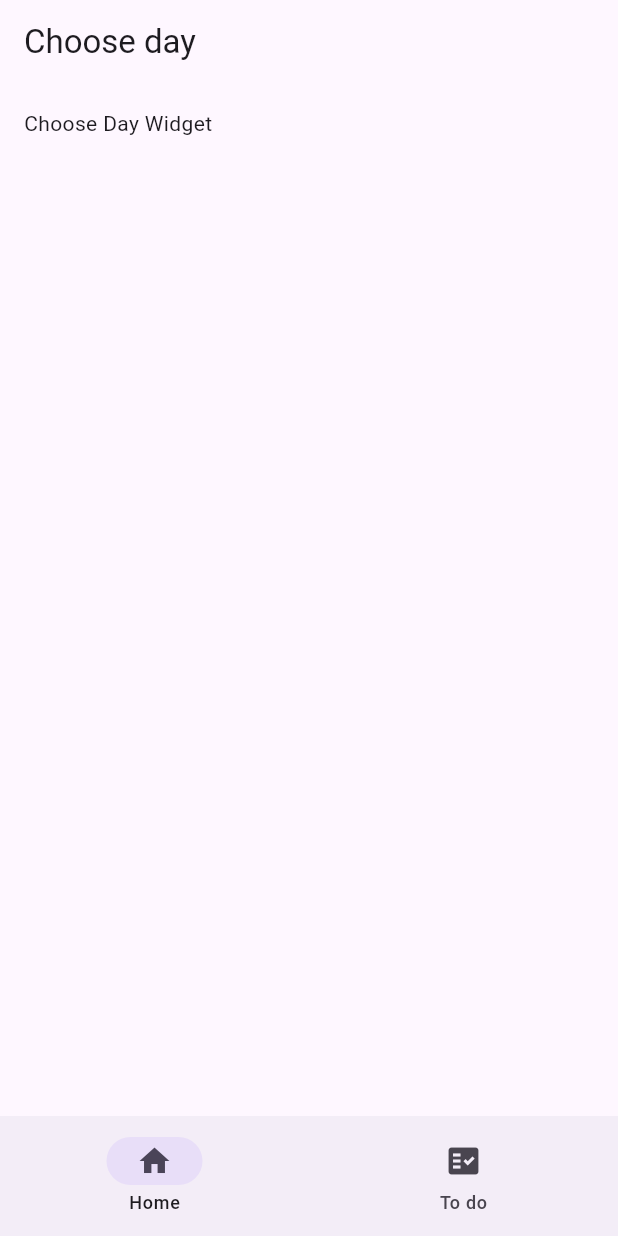
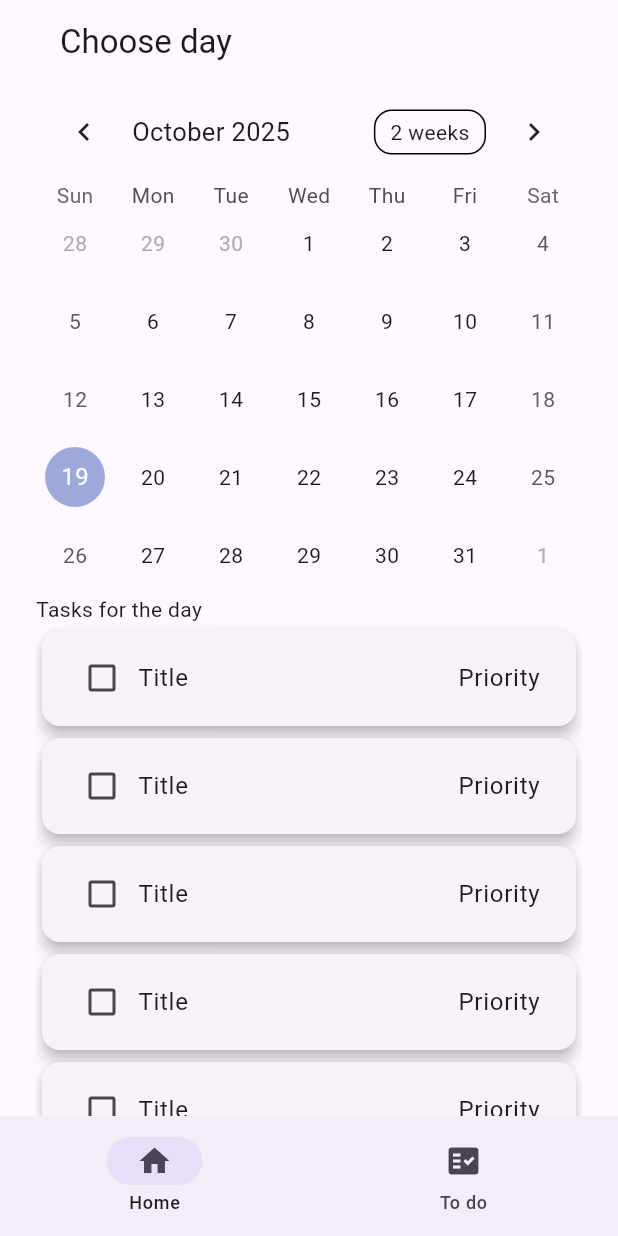
Before and after one commit to 24bartixx/whenly-planner, a Flutter app: the screen it shows after launch, on a phone screen of 412 x 824 dp. Run offline on Flutter 3.47's test engine with Material 3 defaults, Android fonts, the phone set to English and light mode, and no system bars; drawn by our look-alikes of table_calendar; our stand-ins replace go_router.

Commit message:
feat: home view scheme

```diff
--- /dev/null
+++ b/lib/config/ui_config.dart
@@ -0,0 +1,7 @@
+abstract class AppPaddings {
+  static const double tiny = 4.0;
+  static const double small = 8.0;
+  static const double medium = 12.0;
+  static const double big = 16.0;
+  static const double large = 24.0;
+}
--- a/lib/features/home/home_view.dart
+++ b/lib/features/home/home_view.dart
@@ -1,6 +1,8 @@
 import 'package:flutter/material.dart';
+import 'package:whenly_planner/config/ui_config.dart';
 import 'package:whenly_planner/features/home/widgets/sliver_choose_day.dart';
-import 'package:whenly_planner/l10n/app_localizations.dart';
+import 'package:whenly_planner/features/home/widgets/task_tile.dart';
+import 'package:whenly_planner/utils/context_extensions.dart';
 
 class HomeView extends StatelessWidget {
   HomeView({super.key});
@@ -9,19 +11,35 @@ class HomeView extends StatelessWidget {
     {"title": "Task 1"},
     {"title": "Task 2"},
     {"title": "Task 3"},
+    {"title": "Task 3"},
+    {"title": "Task 3"},
+    {"title": "Task 3"},
+    {"title": "Task 3"},
+    {"title": "Task 3"},
   ];
 
   @override
   Widget build(BuildContext context) {
     return Scaffold(
-      body: CustomScrollView(
+      body: Padding(
+        padding: const EdgeInsets.symmetric(horizontal: AppPaddings.large),
+        child: CustomScrollView(
           slivers: [
             SliverAppBar(
-            title: Text(AppLocalizations.of(context)!.choose_day),
+              title: Text(context.l10n.home_choose_day),
+              centerTitle: false,
               floating: true,
             ),
             SliverChooseDay(),
+            SliverToBoxAdapter(child: Text(context.l10n.home_tasks_for_day)),
+            SliverList.builder(
+              itemBuilder: (BuildContext context, int index) {
+                return TaskTile();
+              },
+              itemCount: mockTasks.length,
+            ),
           ],
+        ),
       ),
     );
   }
--- a/lib/features/home/widgets/sliver_choose_day.dart
+++ b/lib/features/home/widgets/sliver_choose_day.dart
@@ -1,12 +1,17 @@
 import 'package:flutter/material.dart';
+import 'package:table_calendar/table_calendar.dart';
 
 class SliverChooseDay extends StatelessWidget {
   const SliverChooseDay({super.key});
 
   @override
   Widget build(BuildContext context) {
-    return SliverPadding(padding: EdgeInsets.all(16.0), sliver: SliverToBoxAdapter(
-      child: Text("Choose Day Widget"),
-    ));
+    return SliverToBoxAdapter(
+      child: TableCalendar(
+        firstDay: DateTime.utc(2010, 10, 16),
+        lastDay: DateTime.utc(2030, 3, 14),
+        focusedDay: DateTime.now(),
+      ),
+    );
   }
 }
--- /dev/null
+++ b/lib/features/home/widgets/task_tile.dart
@@ -0,0 +1,23 @@
+import 'package:flutter/material.dart';
+
+class TaskTile extends StatelessWidget {
+  const TaskTile({super.key});
+
+  @override
+  Widget build(BuildContext context) {
+    debugPrint("Building TaskTile");
+    return Card(
+      elevation: 4,
+      child: ListTile(
+        title: Row(
+          children: [
+            Checkbox(value: false, onChanged: (_) {}),
+            Text("Title"),
+            Spacer(),
+            Text("Priority"),
+          ],
+        ),
+      ),
+    );
+  }
+}
--- a/lib/l10n/app_en.arb
+++ b/lib/l10n/app_en.arb
@@ -1,6 +1,10 @@
 {
-  "choose_day": "Choose day",
-  "@choose_day": {
+  "home_choose_day": "Choose day",
+  "@home_choose_day": {
     "description": "Short title shown at the top of the day-picker"
+  },
+  "home_tasks_for_day": "Tasks for the day",
+  "@home_tasks_for_day": {
+    "description": "Title for the day's tasks"
   }
 }
--- a/lib/l10n/app_localizations.dart
+++ b/lib/l10n/app_localizations.dart
@@ -98,7 +98,13 @@ abstract class AppLocalizations {
   ///
   /// In en, this message translates to:
   /// **'Choose day'**
-  String get choose_day;
+  String get home_choose_day;
+
+  /// Title for the day's tasks
+  ///
+  /// In en, this message translates to:
+  /// **'Tasks for the day'**
+  String get home_tasks_for_day;
 }
 
 class _AppLocalizationsDelegate
--- a/lib/l10n/app_localizations_en.dart
+++ b/lib/l10n/app_localizations_en.dart
@@ -9,5 +9,8 @@ class AppLocalizationsEn extends AppLocalizations {
   AppLocalizationsEn([String locale = 'en']) : super(locale);
 
   @override
-  String get choose_day => 'Choose day';
+  String get home_choose_day => 'Choose day';
+
+  @override
+  String get home_tasks_for_day => 'Tasks for the day';
 }
--- /dev/null
+++ b/lib/utils/context_extensions.dart
@@ -0,0 +1,9 @@
+import 'package:flutter/material.dart';
+import 'package:whenly_planner/l10n/app_localizations.dart';
+import 'package:whenly_planner/l10n/app_localizations_en.dart';
+
+extension BuildContextX on BuildContext {
+  AppLocalizations get l10n {
+    return AppLocalizations.of(this) ?? AppLocalizationsEn();
+  }
+}
```
Also changed, not shown: pubspec.yaml (+7 -1 lines), pubspec.lock. Lines whose indentation alone changed are shown as unchanged.
